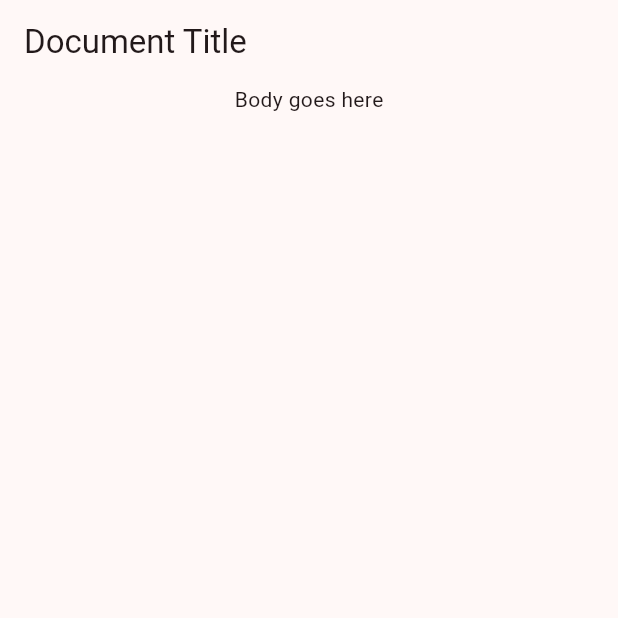
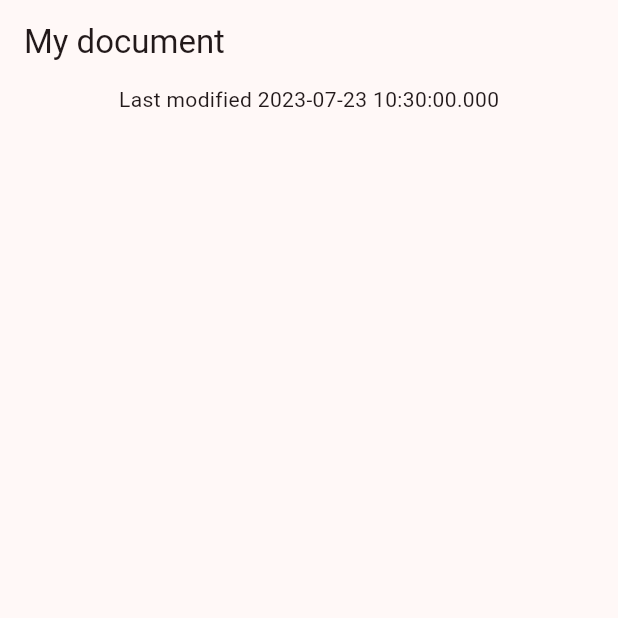
Before and after one commit to jonaskirkemyr/flutter-codelabs, a Flutter app: the screen it shows after launch, on a phone screen of 412 x 824 dp, the top half of it. Run offline on Flutter 3.47's test engine with Material 2 defaults, Android fonts, the light colour scheme and no system bars.

Commit message:
use data metadata

```diff
--- a/lib/data.dart
+++ b/lib/data.dart
@@ -26,5 +26,13 @@ const documentJSON = '''
 
 class Document {
   final Map<String, Object?> _json;
+
   Document() : _json = jsonDecode(documentJSON);
+
+  (String, {DateTime modified}) get metadata {
+    const title = "My document";
+    final now = DateTime.now();
+
+    return (title, modified: now);
+  }
 }
--- a/lib/main.dart
+++ b/lib/main.dart
@@ -28,14 +28,16 @@ class DocumentScreen extends StatelessWidget {
 
   @override
   Widget build(BuildContext context) {
+    final metadataRecord = document.metadata;
+
     return Scaffold(
       appBar: AppBar(
-        title: const Text("Document Title"),
+        title: Text(metadataRecord.$1),
       ),
-      body: const Column(
+      body: Column(
         children: [
           Center(
-            child: Text("Body goes here"),
+            child: Text("Last modified ${metadataRecord.modified}"),
           ),
         ],
       ),
```
